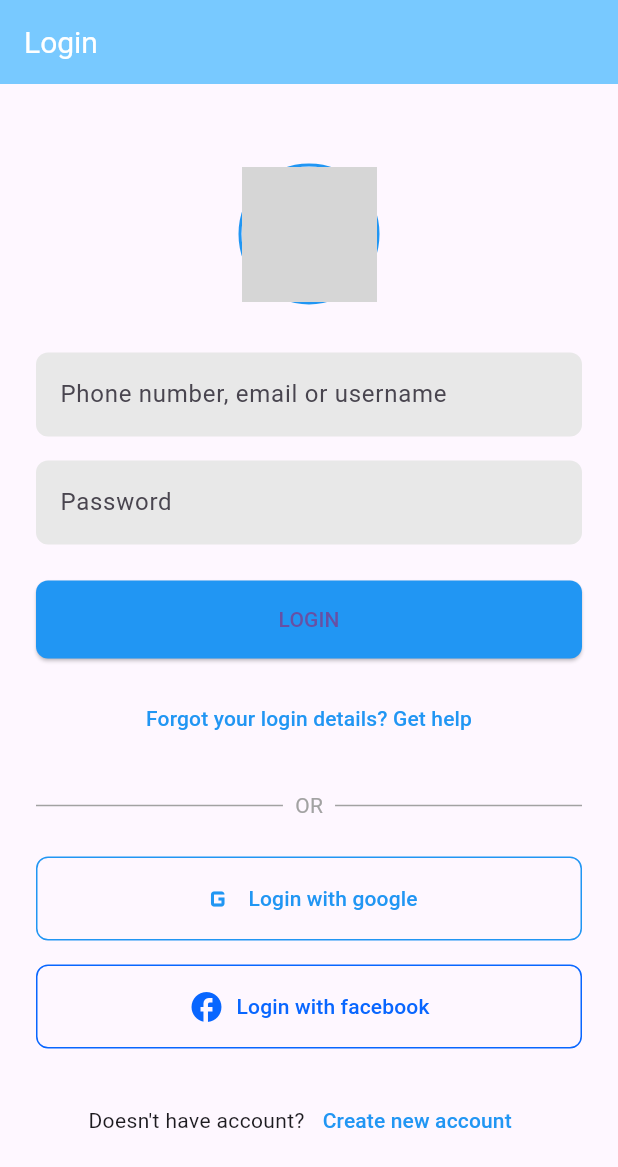
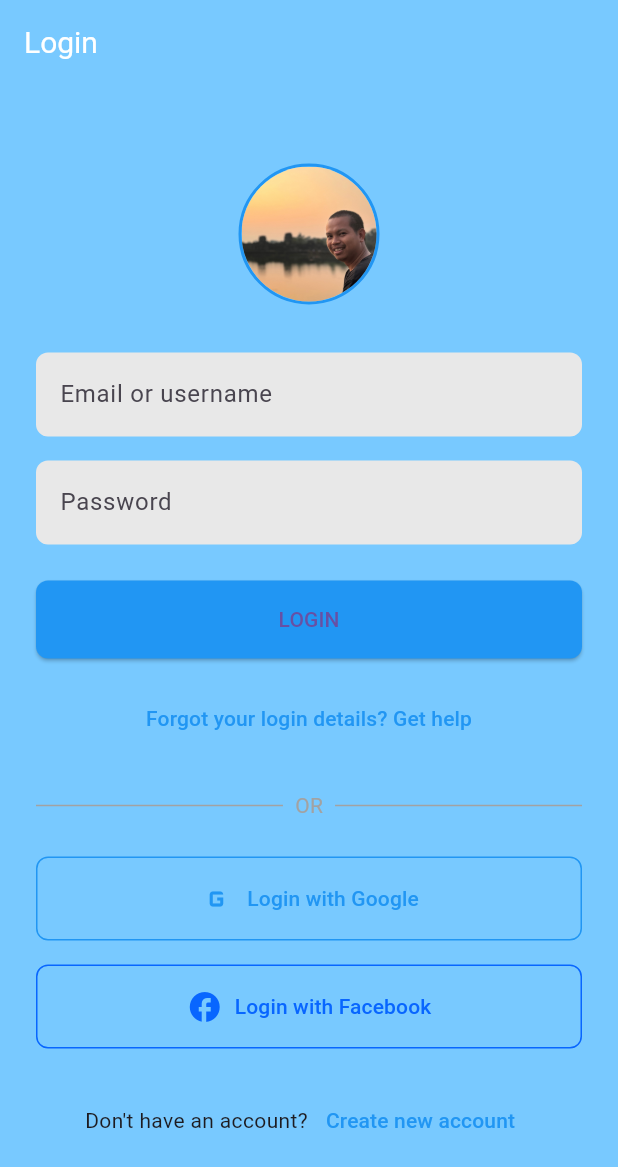
Before and after one commit to PisethSR168/login_signup, a Flutter app: the screen it shows after launch, on a phone screen of 412 x 824 dp. Shown: the top 1167 px of the screen. Run offline on Flutter 3.47's test engine with Material 3 defaults, Android fonts, the phone set to English and light mode, and no system bars; our stand-ins replace cloud_firestore, device_preview, firebase_auth, firebase_core; accounts and stored records are empty; grey boxes are pictures that could not be loaded.

Commit message:
Initial commit

```diff
--- /dev/null
+++ b/lib/app_colors.dart
@@ -0,0 +1,10 @@
+import 'package:flutter/material.dart';
+
+class AppColors {
+  static const Color bgColor = Color(0xff78C9FF);
+  static const Color textFieldBg = Color(0xffE8E8E8);
+  static const Color primaryButton = Colors.blue;
+  static const Color facebookBlue = Color(0xff0866ff);
+  static const Color dividerColor = Color(0xffA2A2A2);
+  static const Color white = Colors.white;
+}
--- a/lib/login_screen.dart
+++ b/lib/login_screen.dart
@@ -1,19 +1,52 @@
 import 'package:flutter/material.dart';
-import 'signup_screen.dart'; // Add this import
+import 'package:firebase_auth/firebase_auth.dart';
+import 'package:login_signup/app_colors.dart';
+import 'signup_screen.dart';
 
-class LoginScreen extends StatelessWidget {
+class LoginScreen extends StatefulWidget {
   const LoginScreen({super.key});
+
+  @override
+  State<LoginScreen> createState() => _LoginScreenState();
+}
+
+class _LoginScreenState extends State<LoginScreen> {
+  final _emailController = TextEditingController();
+  final _passwordController = TextEditingController();
+  bool _isLoading = false;
+
+  Future<void> _login() async {
+    setState(() => _isLoading = true);
+
+    try {
+      await FirebaseAuth.instance.signInWithEmailAndPassword(
+        email: _emailController.text.trim(),
+        password: _passwordController.text.trim(),
+      );
+      // AuthWrapper will handle navigation automatically
+    } on FirebaseAuthException catch (e) {
+      ScaffoldMessenger.of(
+        context,
+      ).showSnackBar(SnackBar(content: Text(e.message ?? "Login failed")));
+    } finally {
+      setState(() => _isLoading = false);
+    }
+  }
 
   @override
   Widget build(BuildContext context) {
     return Scaffold(
-      appBar: AppBar(title: const Text('Login')),
+      backgroundColor: AppColors.bgColor,
+      appBar: AppBar(
+        title: const Text('Login'),
+        backgroundColor: AppColors.bgColor,
+      ),
       body: Padding(
         padding: const EdgeInsets.all(24.0),
         child: Column(
           mainAxisAlignment: MainAxisAlignment.center,
           children: [
-            // Add this for the logo
+            // Logo
             Container(
               decoration: BoxDecoration(
                 shape: BoxShape.circle,
@@ -21,7 +54,7 @@ class LoginScreen extends StatelessWidget {
               ),
               child: ClipOval(
                 child: Image.asset(
-                  'images/ProfileBoy.jpg',
+                  'assets/images/ProfileBoy.jpg',
                   height: 90,
                   width: 90,
                   fit: BoxFit.cover,
@@ -30,8 +63,9 @@ class LoginScreen extends StatelessWidget {
             ),
             const SizedBox(height: 32),
             TextField(
+              controller: _emailController,
               decoration: InputDecoration(
-                labelText: 'Phone number, email or username',
+                labelText: 'Email or username',
                 filled: true,
                 fillColor: AppColors.textFieldBg,
                 border: OutlineInputBorder(
@@ -42,6 +76,7 @@ class LoginScreen extends StatelessWidget {
             ),
             const SizedBox(height: 16),
             TextField(
+              controller: _passwordController,
               obscureText: true,
               decoration: InputDecoration(
                 labelText: 'Password',
@@ -57,7 +92,7 @@ class LoginScreen extends StatelessWidget {
             SizedBox(
               width: double.infinity,
               child: ElevatedButton(
-                onPressed: () {},
+                onPressed: _isLoading ? null : _login,
                 style: ElevatedButton.styleFrom(
                   backgroundColor: AppColors.primaryButton,
                   padding: const EdgeInsets.symmetric(vertical: 16),
@@ -65,7 +100,9 @@ class LoginScreen extends StatelessWidget {
                     borderRadius: BorderRadius.circular(8),
                   ),
                 ),
-                child: const Text('LOGIN'),
+                child: _isLoading
+                    ? const CircularProgressIndicator(color: Colors.white)
+                    : const Text('LOGIN'),
               ),
             ),
             const SizedBox(height: 16),
@@ -97,27 +134,31 @@ class LoginScreen extends StatelessWidget {
             const SizedBox(height: 24),
             SocialButton(
               icon: Icons.g_mobiledata,
-              text: 'Login with google',
+              text: 'Login with Google',
               color: AppColors.primaryButton,
-              onPressed: () {},
+              onPressed: () {
+                // TODO: Implement Google login
+              },
             ),
             const SizedBox(height: 16),
             SocialButton(
               icon: Icons.facebook,
-              text: 'Login with facebook',
+              text: 'Login with Facebook',
               color: AppColors.facebookBlue,
-              onPressed: () {},
+              onPressed: () {
+                // TODO: Implement Facebook login
+              },
             ),
             const SizedBox(height: 24),
             Row(
               mainAxisAlignment: MainAxisAlignment.center,
               children: [
-                const Text("Doesn't have account?"),
+                const Text("Don't have an account?"),
                 TextButton(
                   onPressed: () {
-                    Navigator.push(
+                    Navigator.pushReplacement(
                       context,
-                      MaterialPageRoute(builder: (context) => SignupScreen()),
+                      MaterialPageRoute(builder: (_) => const SignupScreen()),
                     );
                   },
                   style: TextButton.styleFrom(
@@ -165,13 +206,3 @@ class SocialButton extends StatelessWidget {
     );
   }
 }
-
-class AppColors {
-  static const Color textFieldBg = Color(0xffE8E8E8);
-  static const Color primaryButton = Colors.blue;
-  static const Color facebookBlue = Color(0xff0866ff);
-  static const Color dividerColor = Color(0xffA2A2A2);
-
-  // ignore: prefer_typing_uninitialized_variables
-  static var bgColor;
-}
--- a/lib/main.dart
+++ b/lib/main.dart
@@ -4,6 +4,10 @@ import 'package:flutter/material.dart';
 import 'package:flutter/services.dart';
 import 'package:login_signup/signup_screen.dart';
 import 'login_screen.dart';
+import 'package:firebase_core/firebase_core.dart';
+import 'package:flutter/material.dart';
+import 'package:cloud_firestore/cloud_firestore.dart';
+import 'package:firebase_auth/firebase_auth.dart';
 
 void main() {
   runApp(
--- a/pubspec.yaml
+++ b/pubspec.yaml
@@ -30,11 +30,16 @@ environment:
 dependencies:
   flutter:
     sdk: flutter
+  firebase_core: ^3.6.0
+  firebase_auth: ^5.3.1
+  cloud_firestore: ^5.4.4
+  shared_preferences: ^2.3.2
 
   # The following adds the Cupertino Icons font to your application.
   # Use with the CupertinoIcons class for iOS style icons.
   cupertino_icons: ^1.0.8
   device_preview: ^1.3.1
+  dio: ^5.9.0
 
 dev_dependencies:
   flutter_test:
```
Also changed, not shown: lib/home_screen.dart (added, +161 -0 lines), lib/signup_screen.dart (+62 -39 lines), lib/students/home_s.dart (added), lib/students/register_s.dart (added), pubspec.lock, 3 other files.
